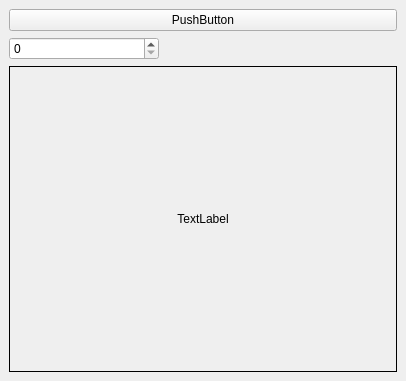
Above: runey_1/mainwindow.ui from Harmonised7/qt-projects before the change. Below: the same form after it.
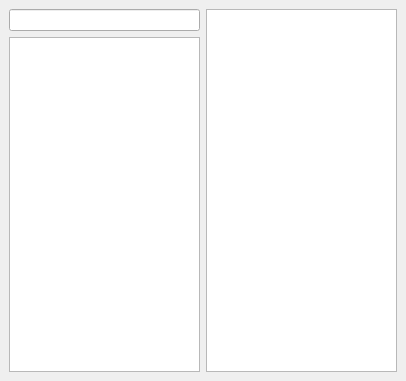
That is the form after the change.

```diff
--- a/runey_1/mainwindow.ui
+++ b/runey_1/mainwindow.ui
@@ -14,43 +14,21 @@
    <string>Shrek</string>
   </property>
   <widget class="QWidget" name="centralwidget">
-   <layout class="QVBoxLayout" name="verticalLayout">
+   <layout class="QHBoxLayout" name="horizontalLayout_2">
     <item>
-     <layout class="QHBoxLayout" name="horizontalLayout"/>
+     <layout class="QVBoxLayout" name="verticalLayout_2">
+      <item>
+       <widget class="QLineEdit" name="lineEdit"/>
+      </item>
+      <item>
+       <widget class="QListWidget" name="listWidget"/>
+      </item>
+     </layout>
     </item>
     <item>
-     <widget class="QPushButton" name="pushButton">
-      <property name="text">
-       <string>PushButton</string>
-      </property>
-     </widget>
-    </item>
-    <item>
-     <widget class="QSpinBox" name="spinBox">
-      <property name="maximumSize">
-       <size>
-        <width>150</width>
-        <height>16777215</height>
-       </size>
-      </property>
-      <property name="maximum">
-       <number>5000</number>
-      </property>
-     </widget>
-    </item>
-    <item>
-     <widget class="QLabel" name="label">
-      <property name="layoutDirection">
-       <enum>Qt::LeftToRight</enum>
-      </property>
-      <property name="frameShape">
-       <enum>QFrame::Box</enum>
-      </property>
-      <property name="text">
-       <string>TextLabel</string>
-      </property>
-      <property name="alignment">
-       <set>Qt::AlignCenter</set>
+     <widget class="QPlainTextEdit" name="plainTextEdit">
+      <property name="plainText">
+       <string/>
       </property>
      </widget>
     </item>
```
